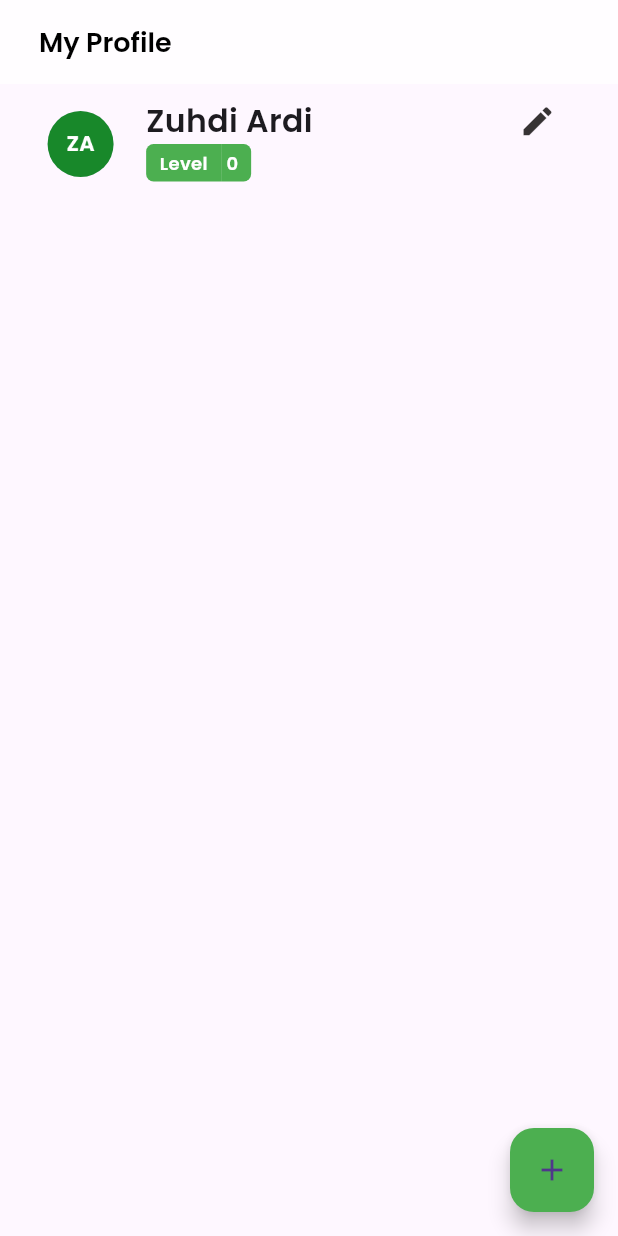
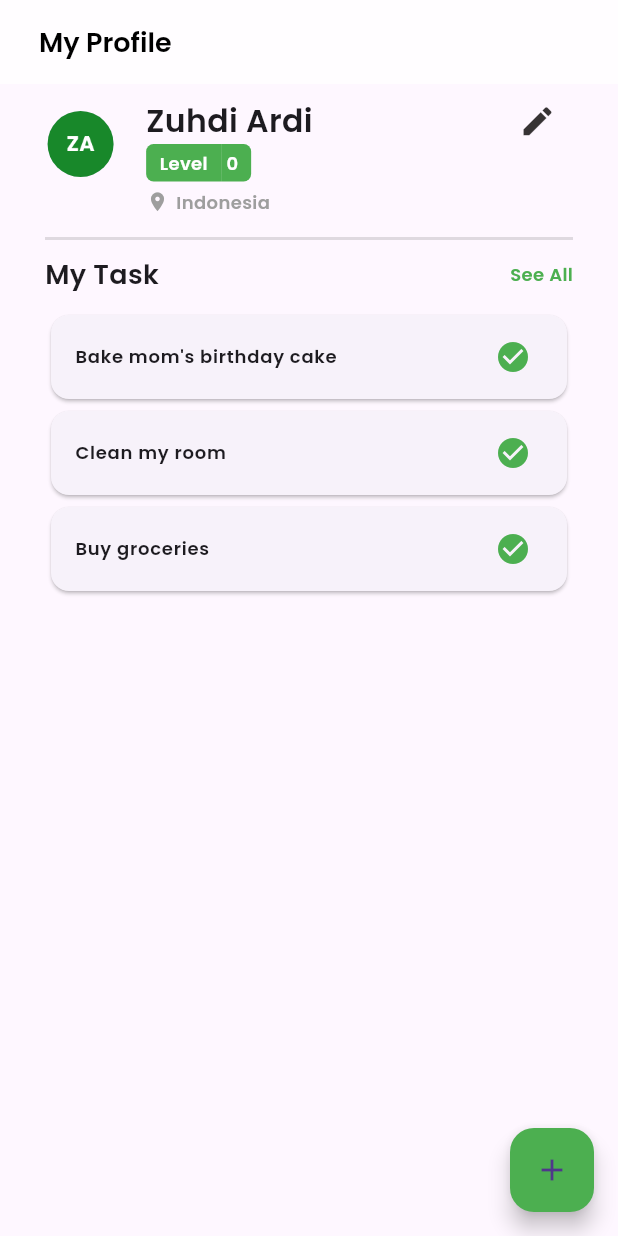
Before and after one commit to zuhdy-ev/learnFlutter, a Flutter app: the screen it shows after launch, on a phone screen of 412 x 824 dp. Run offline on Flutter 3.47's test engine with Material 3 defaults, Android fonts, the phone set to English and light mode, and no system bars.

Commit message:
list, mapping, custom class, and card

```diff
--- a/lib/main.dart
+++ b/lib/main.dart
@@ -1,4 +1,5 @@
 import 'package:flutter/material.dart';
+import 'mytasks.dart';
 
 void main() => runApp(const MaterialApp(
       home: Home(),
@@ -14,6 +15,30 @@ class Home extends StatefulWidget {
 
 class _HomeState extends State<Home> {
   int level = 0;
+
+  List<Tasks> myTasks = [
+    Tasks(task: "Bake mom's birthday cake", isDone: "done"),
+    Tasks(task: "Clean my room", isDone: "done"),
+    Tasks(task: "Buy groceries", isDone: "not yet"),
+  ];
+
+  Widget tasksTemplate(tasks) {
+    return Card(
+      child: ListTile(
+        title: Text(
+          tasks.task,
+          style: const TextStyle(
+            fontSize: 12.0,
+            fontFamily: "Poppins-SemiBold",
+          ),
+        ),
+        trailing: const Icon(
+          Icons.check_circle,
+          color: Colors.green,
+        ),
+      ),
+    );
+  }
 
   @override
   Widget build(BuildContext context) {
@@ -44,7 +69,9 @@ class _HomeState extends State<Home> {
       ),
       body: Padding(
         padding: const EdgeInsets.fromLTRB(30.0, 10.0, 30.0, 0),
-        child: Row(
+        child: Column(
+          children: [
+            Row(
               crossAxisAlignment: CrossAxisAlignment.start,
               children: [
                 const Expanded(
@@ -108,6 +135,32 @@ class _HomeState extends State<Home> {
                           ),
                         ),
                       ]),
+                      const SizedBox(
+                        height: 5.0,
+                      ),
+                      const Row(
+                        children: [
+                          Icon(
+                            Icons.location_on,
+                            size: 15.0,
+                            color: Colors.grey,
+                          ),
+                          SizedBox(
+                            width: 5.0,
+                          ),
+                          Text(
+                            "Indonesia",
+                            style: TextStyle(
+                              fontSize: 12.0,
+                              fontFamily: "Poppins-SemiBold",
+                              color: Colors.grey,
+                            ),
+                          ),
+                        ],
+                      ),
+                      const SizedBox(
+                        height: 5.0,
+                      ),
                     ],
                   ),
                 ),
@@ -124,7 +177,73 @@ class _HomeState extends State<Home> {
                 )
               ],
             ),
+            const SizedBox(
+              height: 10.0,
+            ),
+            Container(
+              height: 2,
+              width: double.infinity,
+              color: Colors.black12,
+            ),
+            const SizedBox(
+              height: 10.0,
+            ),
+            const Row(
+              mainAxisAlignment: MainAxisAlignment.spaceBetween,
+              children: [
+                Text(
+                  "My Task",
+                  style: TextStyle(
+                    fontSize: 18.0,
+                    fontFamily: "Poppins-SemiBold",
+                  ),
+                ),
+                Text(
+                  "See All",
+                  style: TextStyle(
+                    fontSize: 12.0,
+                    fontFamily: "Poppins-SemiBold",
+                    color: Colors.green,
+                  ),
+                ),
+              ],
+            ),
+            const SizedBox(
+              height: 10.0,
+            ),
+            Column(
+              children: [
+                ...myTasks.map((tasks) => tasksTemplate(tasks)),
+              ],
+            ),
+          ],
+        ),
       ),
     );
   }
 }
+
+/*
+  Expanded(
+    child: ListView.builder(
+      itemCount: myTasks.length,
+      itemBuilder: (context, index) {
+        return Card(
+          child: ListTile(
+            title: Text(
+              myTasks[index],
+              style: const TextStyle(
+                fontSize: 12.0,
+                fontFamily: "Poppins-SemiBold",
+              ),
+            ),
+            trailing: const Icon(
+              Icons.check_circle,
+              color: Colors.green,
+            ),
+          ),
+        );
+      },
+    ),
+  ),
+*/
--- /dev/null
+++ b/lib/mytasks.dart
@@ -0,0 +1,6 @@
+class Tasks {
+  String task;
+  String isDone;
+
+  Tasks({required this.task, required this.isDone});
+}
```
Lines whose indentation alone changed are shown as unchanged.
